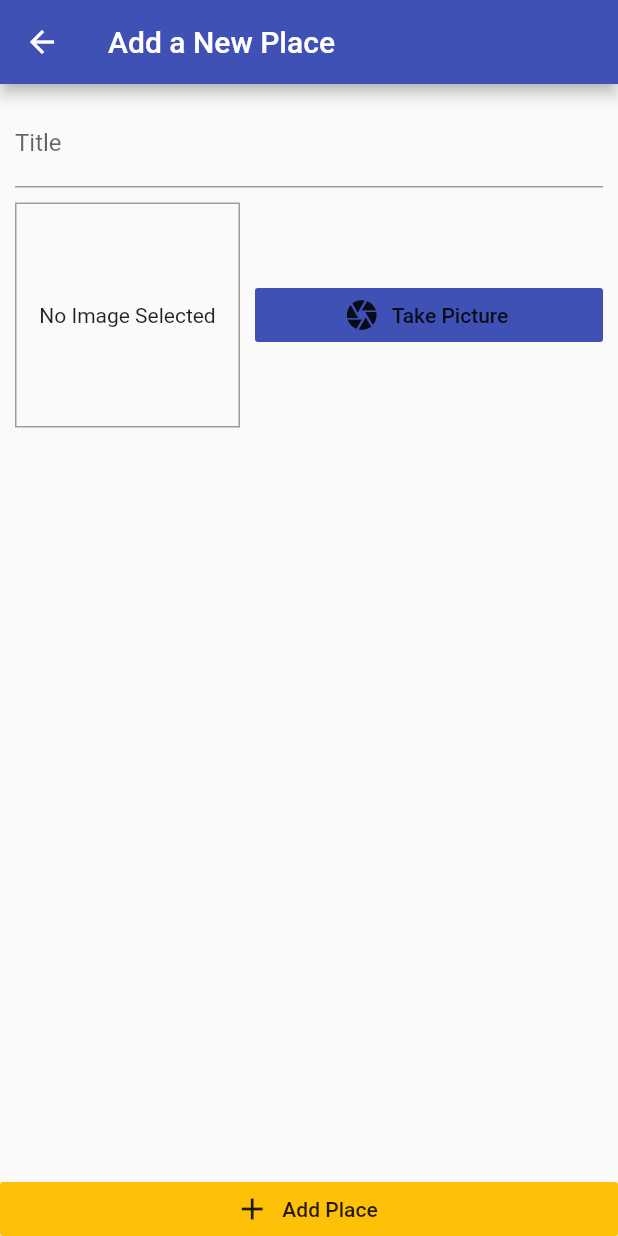
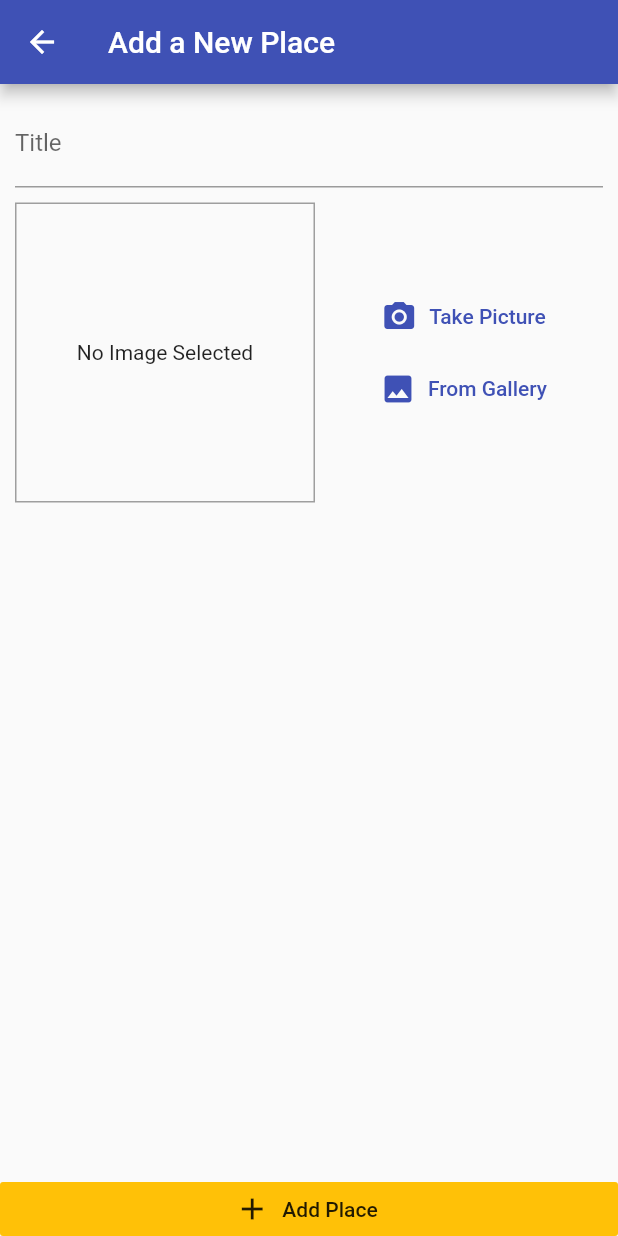
Before and after one commit to ahtisham521/add_place_app, a Flutter app: the AddPlaceScreen screen opened by its route, after a tap on "Take Picture", on a phone screen of 412 x 824 dp. Run offline on Flutter 3.47's test engine with Material 2 defaults, Android fonts, the phone set to English and light mode, and no system bars; our stand-ins replace image_picker; missing offline and left inert: dart:ffi.

Commit message:
image input file fully updated

```diff
--- a/lib/widgets/image_input.dart
+++ b/lib/widgets/image_input.dart
@@ -3,35 +3,62 @@ import 'dart:io';
 import 'package:flutter/material.dart';
 import 'package:image_picker/image_picker.dart';
 import 'package:path/path.dart' as path;
-import 'package:path_provider/path_provider.dart' as sysPaths;
+import 'package:path_provider/path_provider.dart' as syspath;
 
 class ImageInput extends StatefulWidget {
-  final Function onSelectImage;
-  ImageInput(this.onSelectImage);
+  final Function _selectImage;
+
+  const ImageInput(this._selectImage);
+
   @override
   _ImageInputState createState() => _ImageInputState();
 }
 
 class _ImageInputState extends State<ImageInput> {
-  File _storedImage;
-  final picker = ImagePicker();
-  Future<void> _getImage() async {
-    final pickedImage = await picker.getImage(
+  File _showedImage;
+
+  Future<void> _takePicture() async {
+    final pickedFile = await ImagePicker().getImage(
       source: ImageSource.camera,
       maxWidth: 600,
     );
+
+    if (pickedFile == null) {
+      return;
+    }
+
     setState(() {
-      _storedImage = File(pickedImage.path);
+      _showedImage = File(pickedFile.path);
     });
-    try {
-      final appDir = await sysPaths.getApplicationDocumentsDirectory();
-      final fileName = path.basename(pickedImage.path);
-      final savedImage =
-          File(pickedImage.path).copy('${appDir.path}/$fileName');
-      widget.onSelectImage(savedImage);
-    } on Exception catch (e) {
-      print(e);
+
+    final appDir = await syspath.getApplicationDocumentsDirectory();
+    final fileName = path.basename(pickedFile.path);
+    final savedImage =
+        await File(pickedFile.path).copy('${appDir.path}/$fileName');
+
+    widget._selectImage(savedImage);
+  }
+
+  Future<void> _openImageFromGallery() async {
+    final pickedFile = await ImagePicker().getImage(
+      source: ImageSource.gallery,
+      maxWidth: 600,
+    );
+
+    if (pickedFile == null) {
+      return;
     }
+
+    setState(() {
+      _showedImage = File(pickedFile.path);
+    });
+
+    final appDir = await syspath.getApplicationDocumentsDirectory();
+    final fileName = path.basename(pickedFile.path);
+    final savedImage =
+        await File(pickedFile.path).copy('${appDir.path}/$fileName');
+
+    widget._selectImage(savedImage);
   }
 
   @override
@@ -39,19 +66,16 @@ class _ImageInputState extends State<ImageInput> {
     return Row(
       children: [
         Container(
-          width: 150,
-          height: 150,
+          width: 200,
+          height: 200,
           decoration: BoxDecoration(
-            border: Border.all(
-              width: 1,
-              color: Colors.grey,
-            ),
+            border: Border.all(width: 1, color: Colors.grey),
           ),
-          child: _storedImage != null
+          child: _showedImage != null
               ? Image.file(
-                  _storedImage,
+                  _showedImage,
+                  width: double.infinity,
                   fit: BoxFit.cover,
-                  width: double.infinity,
                 )
               : Text(
                   'No Image Selected',
@@ -63,43 +87,22 @@ class _ImageInputState extends State<ImageInput> {
           width: 10,
         ),
         Expanded(
-          child: FlatButton.icon(
-              icon: Icon(Icons.camera),
-              label: Text(
-                'Take Picture',
+          child: Column(
+            children: [
+              FlatButton.icon(
+                icon: Icon(Icons.camera_alt),
+                label: Text('Take Picture'),
+                textColor: Theme.of(context).primaryColor,
+                onPressed: _takePicture,
               ),
-              color: Theme.of(context).primaryColor,
-              onPressed: () {
-                return showDialog(
-                  context: context,
-                  builder: (ctx) => AlertDialog(
-                    title: Text(
-                      'Alert',
-                    ),
-                    content: Text(
-                      'you want take image from Camera or Gallery ?',
-                    ),
-                    actions: [
-                      FlatButton.icon(
-                        icon: Icon(Icons.camera),
-                        onPressed: () {
-                          _getImage();
-                          Navigator.of(context, rootNavigator: true).pop();
-                        },
-                        label: Text('Camera'),
-                      ),
-                      // FlatButton.icon(
-                      //   icon: Icon(Icons.photo_camera_back),
-                      //   onPressed: () {
-                      //     _getImage(ImageSource.gallery);
-                      //     Navigator.of(context, rootNavigator: true).pop();
-                      //   },
-                      //   label: Text('Gallery'),
-                      // ),
-                    ],
-                  ),
-                );
-              }),
+              FlatButton.icon(
+                icon: Icon(Icons.image),
+                label: Text('From Gallery'),
+                textColor: Theme.of(context).primaryColor,
+                onPressed: _openImageFromGallery,
+              ),
+            ],
+          ),
         ),
       ],
     );
```
